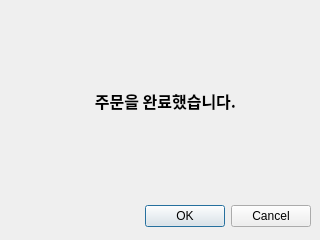
Qt form Kiosk_final.ui (HaesungAhn0205/Kiosk_PyQt5) before a commit.
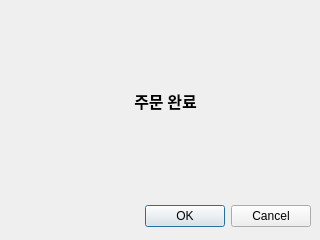
The same form after that commit.

Commit message: 주문 완료 창 텍스트 변경

Patch:
```diff
--- a/Kiosk_final.ui
+++ b/Kiosk_final.ui
@@ -50,7 +50,7 @@
     </font>
    </property>
    <property name="text">
-    <string>주문을 완료했습니다.</string>
+    <string>주문 완료</string>
    </property>
    <property name="alignment">
     <set>Qt::AlignCenter</set>
```
